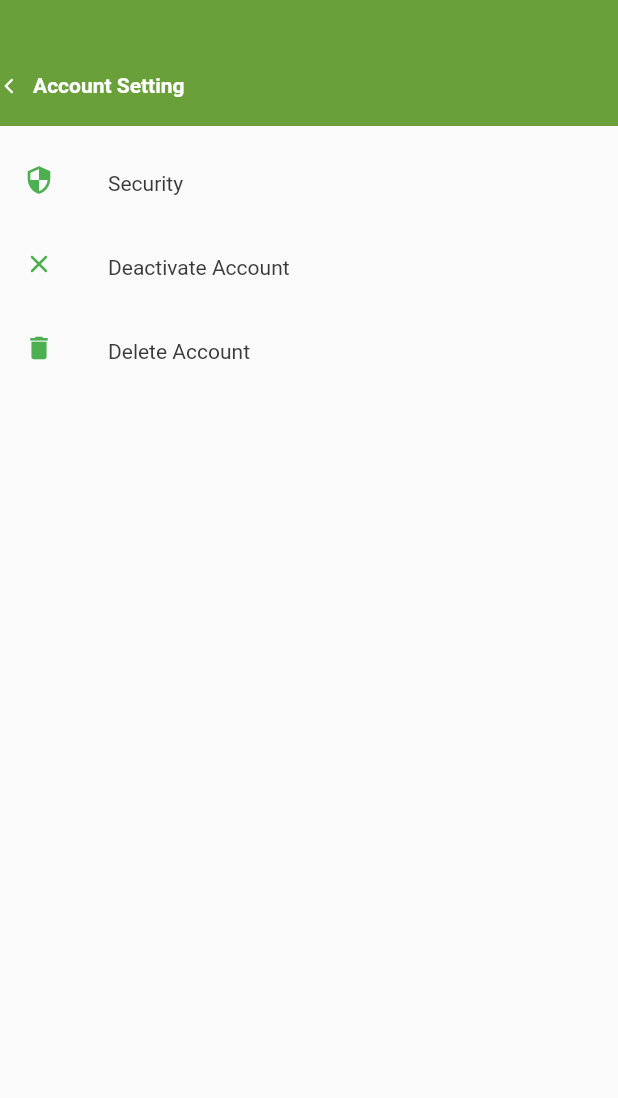
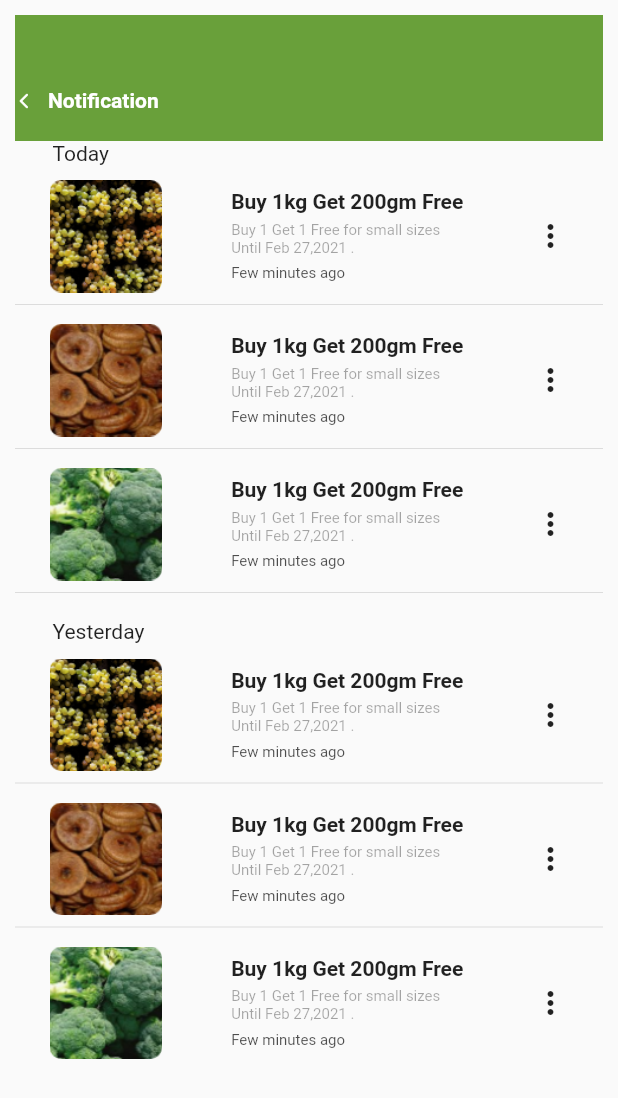
Before and after one commit to prasanjitha/Grocerade, a Flutter app: the screen it shows after launch, on a phone screen of 412 x 824 dp. Shown: the top 1098 px of the screen. Run offline on Flutter 3.47's test engine with Material 2 defaults, Android fonts, the phone set to English and light mode, and no system bars.

Commit message:
implement notification screen

```diff
--- a/lib/main.dart
+++ b/lib/main.dart
@@ -9,6 +9,7 @@
 import 'screens/confirm_screen.dart';
 import 'screens/favourite_screen.dart';
 import 'screens/home_page.dart';
+import 'screens/notification_screen.dart';
 import 'screens/otp_screen.dart';
 import 'screens/product_details.dart';
 import 'screens/setting_screen.dart';
@@ -29,7 +30,7 @@
       theme: ThemeData(
         primarySwatch: Colors.blue,
       ),
-      home: AccountScreen(),
+      home: NotificationScrennn(),
     );
   }
 }
--- /dev/null
+++ b/lib/screens/notification_screen.dart
@@ -0,0 +1,283 @@
+// ignore_for_file: prefer_const_literals_to_create_immutables, prefer_const_constructors
+
+import 'package:flutter/material.dart';
+import 'package:grocerade/widgets/custom_header.dart';
+
+class NotificationScrennn extends StatelessWidget {
+  const NotificationScrennn({Key? key}) : super(key: key);
+
+  @override
+  Widget build(BuildContext context) {
+    return Scaffold(
+      body: Padding(
+        padding: const EdgeInsets.all(10.0),
+        child: Column(
+          children: [
+            CustomHeader('Notification'),
+            Container(
+             height: MediaQuery.of(context).size.height * 0.79,
+              child: ListView(
+                children: [
+                  Container(
+                    margin: EdgeInsets.only(left: 25.0),
+                    child: Text(
+                      'Today',
+                      style: TextStyle(fontSize: 14),
+                    ),
+                  ),
+                              SizedBox(height: 10.0,),
+
+                  Row(
+                    mainAxisAlignment: MainAxisAlignment.spaceAround,
+                    children: [
+                      Image.asset(
+                        'assets/images/haris-habul-a7CeloEQhLI-unsplash.png',
+                        width: 75,
+                        height: 75,
+                      ),
+                      Column(
+                        crossAxisAlignment: CrossAxisAlignment.start,
+                        children: [
+                          Text(
+                            'Buy 1kg Get 200gm Free',
+                            style: TextStyle(
+                                fontSize: 14, fontWeight: FontWeight.bold),
+                          ),
+                              SizedBox(height: 5.0,),
+
+                          Opacity(
+                              opacity: 0.4,
+                              child: Text(
+                                'Buy 1 Get 1 Free for small sizes\nUntil Feb 27,2021 .',
+                                style: TextStyle(fontSize: 10),
+                              )),
+                              SizedBox(height: 5.0,),
+                          Opacity(
+                              opacity: 0.8,
+                              child: Text(
+                                'Few minutes ago',
+                                style: TextStyle(fontSize: 10),
+                              )),
+                        ],
+                      )
+                  ,Icon(Icons.more_vert)
+
+                    ],
+                  ),
+                  Divider(),
+                  SizedBox(height: 5.0,),
+
+                                    Row(
+                    mainAxisAlignment: MainAxisAlignment.spaceAround,
+                    children: [
+                      Image.asset(
+                        'assets/images/imahdg.png',
+                        width: 75,
+                        height: 75,
+                      ),
+                      Column(
+                        crossAxisAlignment: CrossAxisAlignment.start,
+                        children: [
+                          Text(
+                            'Buy 1kg Get 200gm Free',
+                            style: TextStyle(
+                                fontSize: 14, fontWeight: FontWeight.bold),
+                          ),
+                              SizedBox(height: 5.0,),
+
+                          Opacity(
+                              opacity: 0.4,
+                              child: Text(
+                                'Buy 1 Get 1 Free for small sizes\nUntil Feb 27,2021 .',
+                                style: TextStyle(fontSize: 10),
+                              )),
+                              SizedBox(height: 5.0,),
+                          Opacity(
+                              opacity: 0.8,
+                              child: Text(
+                                'Few minutes ago',
+                                style: TextStyle(fontSize: 10),
+                              )),
+                        ],
+                      )
+                  ,Icon(Icons.more_vert)
+
+                    ],
+                  ),
+                   Divider(),
+                  SizedBox(height: 5.0,),
+                                    Row(
+                    mainAxisAlignment: MainAxisAlignment.spaceAround,
+                    children: [
+                      Image.asset(
+                        'assets/images/imagebuk.png',
+                        width: 75,
+                        height: 75,
+                      ),
+                      Column(
+                        crossAxisAlignment: CrossAxisAlignment.start,
+                        children: [
+                          Text(
+                            'Buy 1kg Get 200gm Free',
+                            style: TextStyle(
+                                fontSize: 14, fontWeight: FontWeight.bold),
+                          ),
+                              SizedBox(height: 5.0,),
+
+                          Opacity(
+                              opacity: 0.4,
+                              child: Text(
+                                'Buy 1 Get 1 Free for small sizes\nUntil Feb 27,2021 .',
+                                style: TextStyle(fontSize: 10),
+                              )),
+                              SizedBox(height: 5.0,),
+                          Opacity(
+                              opacity: 0.8,
+                              child: Text(
+                                'Few minutes ago',
+                                style: TextStyle(fontSize: 10),
+                              )),
+                        ],
+                      )
+                  ,Icon(Icons.more_vert)
+
+                    ],
+                  ),
+                   Divider(),
+              SizedBox(height: 10.0,),
+                Container(
+                    margin: EdgeInsets.only(left: 25.0),
+                    child: Text(
+                      'Yesterday',
+                      style: TextStyle(fontSize: 14),
+                    ),
+                  ),
+                              SizedBox(height: 10.0,),
+
+                  Row(
+                    mainAxisAlignment: MainAxisAlignment.spaceAround,
+                    children: [
+                      Image.asset(
+                        'assets/images/haris-habul-a7CeloEQhLI-unsplash.png',
+                        width: 75,
+                        height: 75,
+                      ),
+                      Column(
+                        crossAxisAlignment: CrossAxisAlignment.start,
+                        children: [
+                          Text(
+                            'Buy 1kg Get 200gm Free',
+                            style: TextStyle(
+                                fontSize: 14, fontWeight: FontWeight.bold),
+                          ),
+                              SizedBox(height: 5.0,),
+
+                          Opacity(
+                              opacity: 0.4,
+                              child: Text(
+                                'Buy 1 Get 1 Free for small sizes\nUntil Feb 27,2021 .',
+                                style: TextStyle(fontSize: 10),
+                              )),
+                              SizedBox(height: 5.0,),
+                          Opacity(
+                              opacity: 0.8,
+                              child: Text(
+                                'Few minutes ago',
+                                style: TextStyle(fontSize: 10),
+                              )),
+                        ],
+                      )
+                  ,Icon(Icons.more_vert)
+
+                    ],
+                  ),
+                   Divider(),
+                  SizedBox(height: 5.0,),
+
+                                    Row(
+                    mainAxisAlignment: MainAxisAlignment.spaceAround,
+                    children: [
+                      Image.asset(
+                        'assets/images/imahdg.png',
+                        width: 75,
+                        height: 75,
+                      ),
+                      Column(
+                        crossAxisAlignment: CrossAxisAlignment.start,
+                        children: [
+                          Text(
+                            'Buy 1kg Get 200gm Free',
+                            style: TextStyle(
+                                fontSize: 14, fontWeight: FontWeight.bold),
+                          ),
+                              SizedBox(height: 5.0,),
+
+                          Opacity(
+                              opacity: 0.4,
+                              child: Text(
+                                'Buy 1 Get 1 Free for small sizes\nUntil Feb 27,2021 .',
+                                style: TextStyle(fontSize: 10),
+                              )),
+                              SizedBox(height: 5.0,),
+                          Opacity(
+                              opacity: 0.8,
+                              child: Text(
+                                'Few minutes ago',
+                                style: TextStyle(fontSize: 10),
+                              )),
+                        ],
+                      )
+                  ,Icon(Icons.more_vert)
+
+                    ],
+                  ),
+                   Divider(),
+                  SizedBox(height: 5.0,),
+                                    Row(
+                    mainAxisAlignment: MainAxisAlignment.spaceAround,
+                    children: [
+                      Image.asset(
+                        'assets/images/imagebuk.png',
+                        width: 75,
+                        height: 75,
+                      ),
+                      Column(
+                        crossAxisAlignment: CrossAxisAlignment.start,
+                        children: [
+                          Text(
+                            'Buy 1kg Get 200gm Free',
+                            style: TextStyle(
+                                fontSize: 14, fontWeight: FontWeight.bold),
+                          ),
+                              SizedBox(height: 5.0,),
+
+                          Opacity(
+                              opacity: 0.4,
+                              child: Text(
+                                'Buy 1 Get 1 Free for small sizes\nUntil Feb 27,2021 .',
+                                style: TextStyle(fontSize: 10),
+                              )),
+                              SizedBox(height: 5.0,),
+                          Opacity(
+                              opacity: 0.8,
+                              child: Text(
+                                'Few minutes ago',
+                                style: TextStyle(fontSize: 10),
+                              )),
+                        ],
+                      )
+                  ,Icon(Icons.more_vert)
+
+                    ],
+                  ),
+
+
+                ],
+              ),
+            )
+          ],
+        ),
+      ),
+    );
+  }
+}
```
